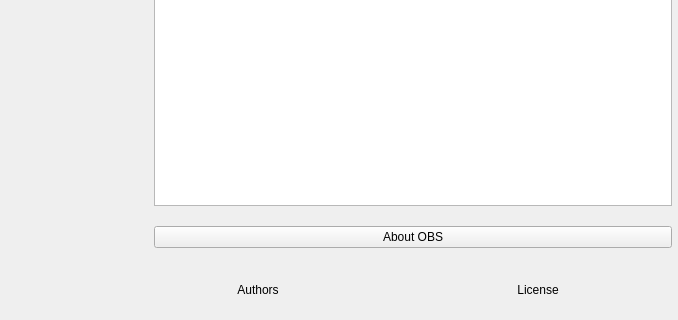
Before: the Qt Designer form UI/forms/SkimoAbout.ui in skimotv/SkimoMeetingRecorder, drawn with Qt 5; both pictures show x 162 to 840 and y 199 to 519 of the 840 by 519 pixel window.
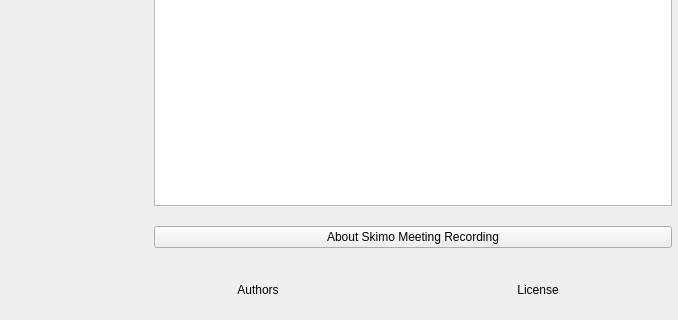
After: the same form once the commit is applied. Icons and pictures are not drawn. Custom widgets are drawn as their Qt base class.

Commit message: renamed to Skimo

Patch:
```diff
--- a/UI/forms/SkimoAbout.ui
+++ b/UI/forms/SkimoAbout.ui
@@ -147,7 +147,7 @@
        <item>
         <widget class="QPushButton" name="aboutOBS">
          <property name="text">
-          <string>About OBS</string>
+          <string>About Skimo Meeting Recording</string>
          </property>
         </widget>
        </item>
```
